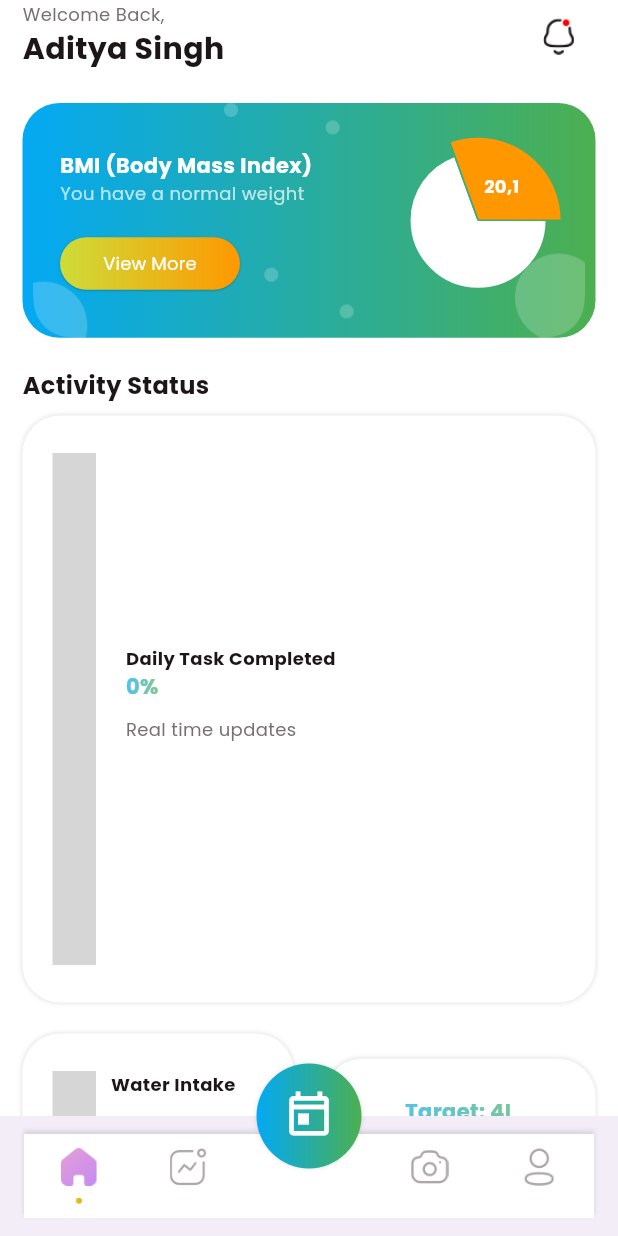
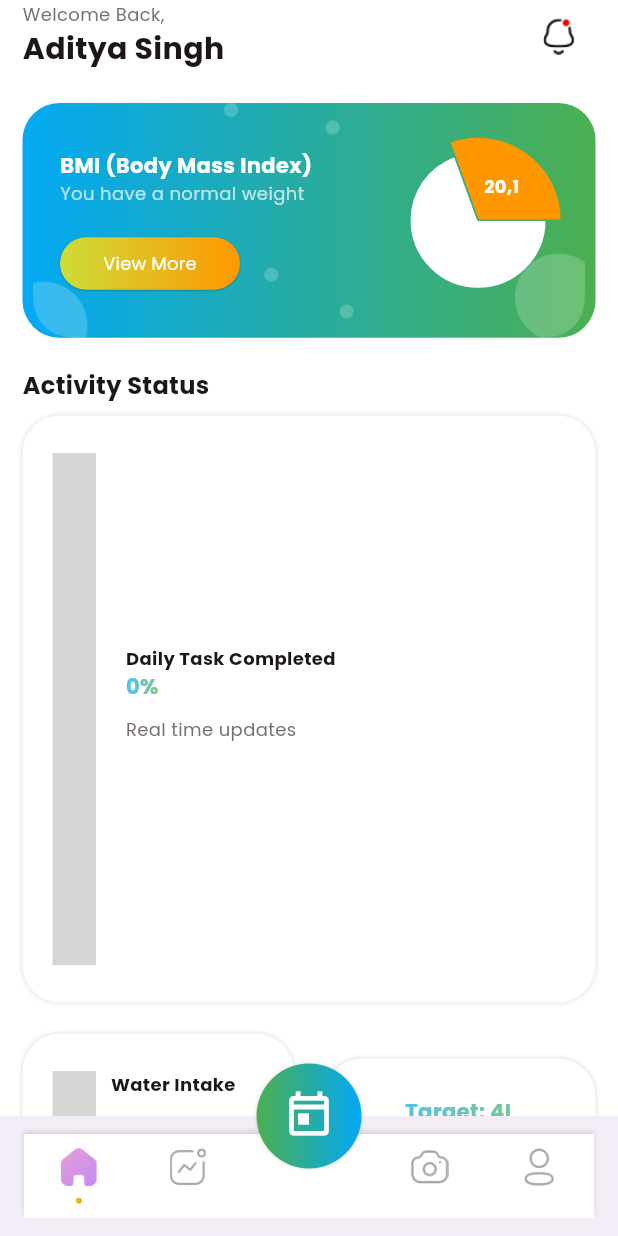
Before and after one commit to adityasingh-ops/calorie_counter_frontend, a Flutter app: the screen it shows after launch, on a phone screen of 412 x 824 dp. Run offline on Flutter 3.47's test engine with Material 3 defaults, Android fonts, the phone set to English and light mode, and no system bars; drawn by our look-alikes of fl_chart; our stand-ins replace animated_toggle_switch, flutter_hooks, flutter_vector_icons, get, roundcheckbox, simple_circular_progress_bar and 2 more; missing offline and left inert: animated_hint_textfield, dotted_dashed_line, simple_animation_progress_bar; network calls fail; grey boxes are pictures that could not be loaded.

Commit message:
changes made

```diff
--- /dev/null
+++ b/devtools_options.yaml
@@ -0,0 +1,3 @@
+description: This file stores settings for Dart & Flutter DevTools.
+documentation: https://docs.flutter.dev/tools/devtools/extensions#configure-extension-enablement-states
+extensions:
--- a/lib/controller/add_task.dart
+++ b/lib/controller/add_task.dart
@@ -10,6 +10,8 @@ import 'package:http/http.dart' as http;
 
 class AddTask extends GetxController {
   final http.Client httpClient = http.Client();
+
+  get refetch => null;
   // final hookresult = useFetchAllalltask();
 
 
--- /dev/null
+++ b/lib/hook/fetch_expense.dart
@@ -0,0 +1,51 @@
+import 'dart:math';
+
+import 'package:fitness/model/expense_model.dart';
+import 'package:fitness/model/hook_expense.dart';
+import 'package:fitness/model/hook_item.dart';
+import 'package:fitness/model/todo_model.dart';
+import 'package:flutter/material.dart';
+
+import 'package:http/http.dart' as http;
+import 'package:flutter_hooks/flutter_hooks.dart';
+
+FetchExpense useFetchAllExpense() {
+  final allexpense = useState<List<Expense>?>(null);
+  final isLoading = useState<bool>(false);
+  final error = useState<Exception?>(null);
+
+
+  Future<void> fetchData() async{
+    isLoading.value = true;
+    try {
+      Uri url = Uri.parse("http://10.0.2.2:5434/expense/");
+      final response = await http.get(url);
+      print(response.statusCode);
+      if (response.statusCode == 200) {
+        allexpense.value = foodFromJson(response.body);
+      } else {
+        error.value = Exception('Failed to load data');
+      }
+    } catch (e) {
+      debugPrint(e.toString());
+    } finally {
+      isLoading.value = false;
+    }
+  }
+  useEffect(() {
+    Future.delayed(const Duration(seconds: 3));
+    fetchData();
+    return null;
+  }, []);
+
+  void refetch() {
+    isLoading.value = true;
+    fetchData();
+  }
+
+  return FetchExpense(
+      data: allexpense.value,
+      isLoading: isLoading.value,
+      error: error.value,
+      refetch: refetch);
+}
--- /dev/null
+++ b/lib/model/expense_model.dart
@@ -0,0 +1,41 @@
+import 'dart:convert';
+
+// Function to deserialize JSON string to a list of Expense objects
+List<Expense> foodFromJson(String str) => List<Expense>.from(json.decode(str).map((x) => Expense.fromJson(x)));
+
+// Function to serialize a list of Expense objects to JSON string
+String foodToJson(List<Expense> data) => json.encode(List<dynamic>.from(data.map((x) => x.toJson())));
+
+class Expense {
+  final String id;
+  final String title;
+  final int amount;
+  final DateTime date;
+  final int v;
+
+  Expense({
+    required this.id,
+    required this.title,
+    required this.amount,
+    required this.date,
+    required this.v,
+  });
+
+  // Factory constructor to create a Expense object from JSON map
+  factory Expense.fromJson(Map<String, dynamic> json) => Expense(
+    id: json["_id"],
+    title: json["title"],
+    amount: json["amount"],
+    date: DateTime.parse(json["date"]),
+    v: json["__v"],
+  );
+
+  // Method to convert a Expense object to JSON map
+  Map<String, dynamic> toJson() => {
+    "_id": id,
+    "title": title,
+    "amount": amount,
+    "date": date.toIso8601String(),
+    "__v": v,
+  };
+}
--- a/lib/view/Water/water_intake.dart
+++ b/lib/view/Water/water_intake.dart
@@ -1,7 +1,9 @@
 import 'package:fitness/common/colo_extension.dart';
 import 'package:fitness/controller/add_task.dart';
 import 'package:fitness/controller/task_controller.dart';
+import 'package:fitness/hook/fetch_expense.dart';
 import 'package:fitness/hook/water.dart';
+import 'package:fitness/model/expense_model.dart';
 import 'package:fitness/model/water_model.dart';
 import 'package:flutter/material.dart';
 import 'package:flutter_hooks/flutter_hooks.dart';
@@ -17,10 +19,19 @@ class WaterIntake extends HookWidget {
   Widget build(BuildContext context) {
     final controller = Get.put(AddTask());
     final hookResult = useFetchwaterdata();
+    final hookResult2 = useFetchAllExpense();
+    final List<Expense>? expense = hookResult2.data;
     final List<Transaction>? water = hookResult.data;
     final isLoading = hookResult.isLoading;
     final refetch = hookResult.refetch;
     var media = MediaQuery.of(context).size;
+    var totalmoneyspent = expense != null
+        ? expense.fold(0, (previousValue, element) => previousValue + element.amount)
+        : 0;
+    var totalmoney = 4000;
+    var moneyremainig = totalmoney - totalmoneyspent;
+    var totalmoneyspentpercentage = totalmoneyspent / totalmoney * 100;
+    print("total money left percentage ${totalmoneyspent/totalmoney*100}");
     return Row(
       children: [
         //const WaterIntake(),
@@ -399,7 +410,7 @@ class WaterIntake extends HookWidget {
                   crossAxisAlignment: CrossAxisAlignment.start,
                   children: [
                     Text(
-                      "Calories",
+                      "Expenses",
                       style: TextStyle(
                           color: TColor.black,
                           fontSize: 12,
@@ -416,7 +427,7 @@ class WaterIntake extends HookWidget {
                                 0, 0, bounds.width, bounds.height));
                       },
                       child: Text(
-                        "760 kCal",
+                        "Total: ${totalmoneyspent}Rs",
                         style: TextStyle(
                             color: TColor.white.withOpacity(0.7),
                             fontWeight: FontWeight.w700,
@@ -444,21 +455,26 @@ class WaterIntake extends HookWidget {
                               ),
                               child: FittedBox(
                                 child: Text(
-                                  "230kCal\nleft",
+                                  "${moneyremainig}Rs\nleft",
                                   textAlign: TextAlign.center,
                                   style: TextStyle(
                                       color: TColor.white, fontSize: 11),
                                 ),
                               ),
                             ),
-                            SimpleCircularProgressBar(
-                              progressStrokeWidth: 10,
-                              backStrokeWidth: 10,
-                              progressColors: TColor.primaryG,
-                              backColor: Colors.grey.shade100,
-                              valueNotifier: ValueNotifier(50),
-                              startAngle: -180,
-                            ),
+
+                               SimpleCircularProgressBar(
+                                progressStrokeWidth: 13,
+                                backStrokeWidth: 13,
+                                progressColors: TColor.primaryG,
+                                backColor: Colors.grey.shade100,
+                                valueNotifier: ValueNotifier(
+                                    totalmoneyspentpercentage.isFinite
+                                        ? totalmoneyspentpercentage
+                                        : 0),
+                                startAngle: 0,
+                              ),
+
                           ],
                         ),
                       ),
--- a/lib/view/home/home_view.dart
+++ b/lib/view/home/home_view.dart
@@ -1,11 +1,14 @@
 // ignore_for_file: library_prefixes
 
+import 'package:animated_hint_textfield/animated_hint_textfield.dart';
 import 'package:fitness/common_widget/round_button.dart';
 import 'package:fitness/hook/fetch_contribution.dart';
+import 'package:fitness/view/Expense/add_expense.dart';
 import 'package:fitness/view/Task/todo_home.dart';
 import 'package:fitness/view/Water/water_intake.dart';
 import 'package:fl_chart/fl_chart.dart';
 import 'package:flutter/material.dart';
+import 'package:flutter_vector_icons/flutter_vector_icons.dart';
 import '../../common/colo_extension.dart';
 import 'notification_view.dart';
 import 'package:fitness/view/Github/git_widget.dart' as GitWidget;
@@ -18,7 +21,6 @@ class HomeView extends StatefulWidget {
 }
 
 class _HomeViewState extends State<HomeView> {
-
   @override
   Widget build(BuildContext context) {
     var media = MediaQuery.of(context).size;
@@ -40,6 +42,7 @@ class _HomeViewState extends State<HomeView> {
                         Text(
                           "Welcome Back,",
                           style: TextStyle(color: TColor.gray, fontSize: 12),
+                          selectionColor: Colors.blue,
                         ),
                         Text(
                           "Aditya Singh",
@@ -164,6 +167,20 @@ class _HomeViewState extends State<HomeView> {
                   height: media.width * 0.1,
                 ),
                 Text(
+                  "Update Your Expenses",
+                  style: TextStyle(
+                      color: TColor.black,
+                      fontSize: 16,
+                      fontWeight: FontWeight.w700),
+                ),
+                SizedBox(
+                  height: media.width * 0.02,
+                ),
+                const AddExpense(),
+                SizedBox(
+                  height: media.width * 0.1,
+                ),
+                Text(
                   "Your GitHub Contributions",
                   style: TextStyle(
                       color: TColor.black,
--- a/lib/view/main_tab/main_tab_view.dart
+++ b/lib/view/main_tab/main_tab_view.dart
@@ -28,6 +28,7 @@ class _MainTabViewState extends State<MainTabView> {
       backgroundColor: TColor.white,
       body: PageStorage(bucket: PageStorageBucket(), child: currentTab),
       floatingActionButtonLocation: FloatingActionButtonLocation.centerDocked,
+      floatingActionButtonAnimator: FloatingActionButtonAnimator.scaling,
       floatingActionButton: SizedBox(
         width: 70,
         height: 70,
@@ -38,7 +39,10 @@ class _MainTabViewState extends State<MainTabView> {
             height: 65,
             decoration: BoxDecoration(
               gradient: LinearGradient(
-                colors: TColor.primaryG,
+                colors: [
+                  TColor.primaryColor1,
+                  TColor.primaryColor2,
+                ],
               ),
               borderRadius: BorderRadius.circular(35),
               boxShadow: const [
--- a/pubspec.yaml
+++ b/pubspec.yaml
@@ -36,22 +36,22 @@ dependencies:
   # Use with the CupertinoIcons class for iOS style icons.
   cupertino_icons: ^1.0.2
   carousel_slider: ^4.2.1
-  fl_chart: ^0.62.0
+  fl_chart: ^0.68.0
   get: ^4.6.6
   http: ^1.1.0
   provider: ^6.1.1
   flutter_hooks: ^0.20.3
   slider_button: ^2.1.0
   get_storage: ^2.1.1
+  flutter_vector_icons: ^2.0.0
   simple_animation_progress_bar: ^1.6.0
   table_calendar: ^3.1.2
   dotted_dashed_line: ^0.0.3
+  animated_hint_textfield: ^1.0.3
   simple_circular_progress_bar: ^1.0.2
   animated_toggle_switch: ^0.6.2
   roundcheckbox: ^2.0.5
   readmore: ^2.1.0
-  calendar_agenda:
-    path: dev_lib/calendar_agenda/
   intl: ^0.18.1
 
 dependency_overrides:
```
Also changed, not shown: lib/model/hook_expense.dart (added, +17 -0 lines), lib/view/Expense/add_expense.dart (added, +121 -0 lines), lib/view/Task/task_page.dart (+35 -12 lines), lib/view/Task/todo_home.dart (line endings or trailing spaces), pubspec.lock.
